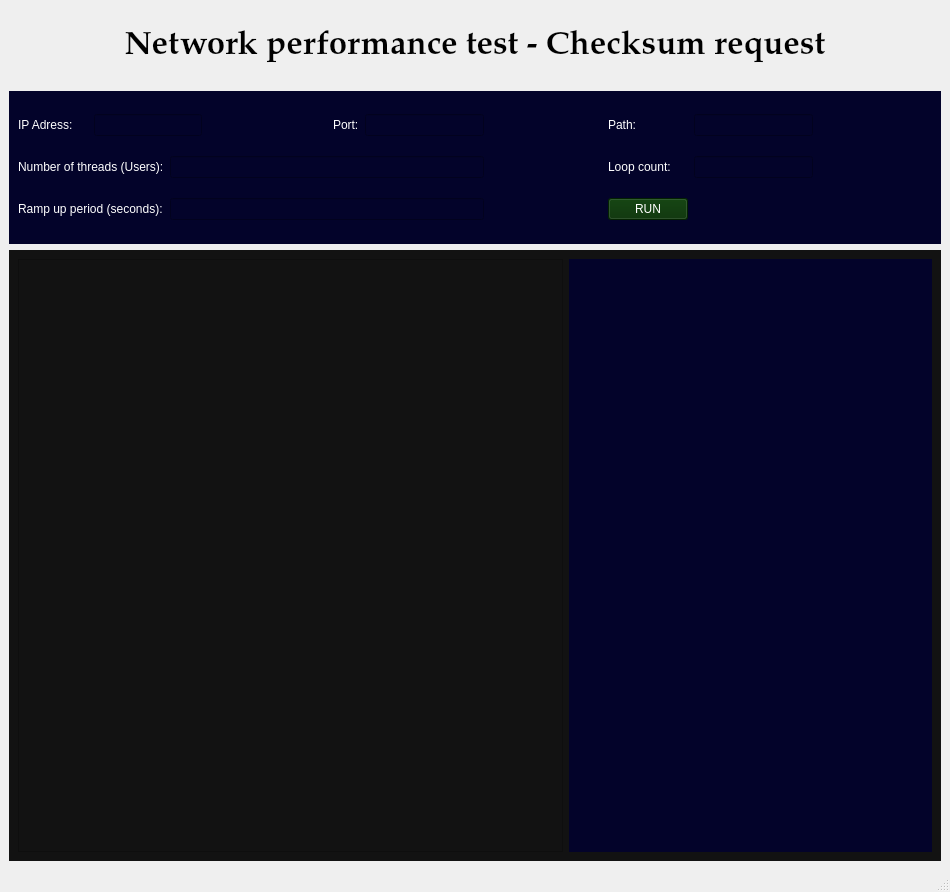
Before: the Qt Designer form CheckSumRequest/mainwindow.ui in ngockhang2017/CheckSumRequest, drawn with Qt 5.
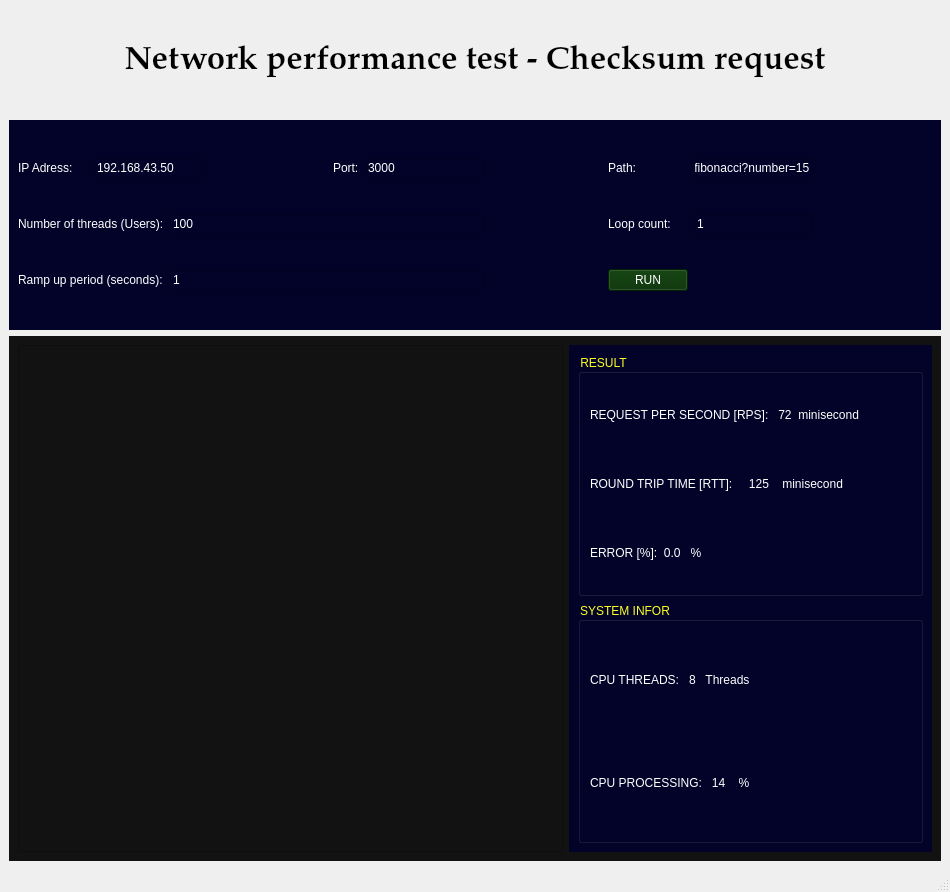
After: the same form once the commit is applied.

```diff
--- a/CheckSumRequest/mainwindow.ui
+++ b/CheckSumRequest/mainwindow.ui
@@ -14,7 +14,7 @@
    <string>Network Performance</string>
   </property>
   <widget class="QWidget" name="centralwidget">
-   <layout class="QVBoxLayout" name="verticalLayout" stretch="1,2,8">
+   <layout class="QVBoxLayout" name="verticalLayout" stretch="1,2,5">
     <item>
      <widget class="QWidget" name="widget" native="true">
       <layout class="QHBoxLayout" name="horizontalLayout">
@@ -71,6 +71,9 @@
          <property name="styleSheet">
           <string notr="true">color: rgb(255, 255, 255);</string>
          </property>
+         <property name="text">
+          <string>100</string>
+         </property>
         </widget>
        </item>
        <item row="0" column="1" colspan="2">
@@ -78,6 +81,9 @@
          <property name="styleSheet">
           <string notr="true">color: rgb(255, 255, 255);</string>
          </property>
+         <property name="text">
+          <string>192.168.43.50</string>
+         </property>
         </widget>
        </item>
        <item row="0" column="4">
@@ -95,6 +101,9 @@
          <property name="styleSheet">
           <string notr="true">color: rgb(255, 255, 255);</string>
          </property>
+         <property name="text">
+          <string>3000</string>
+         </property>
         </widget>
        </item>
        <item row="0" column="8">
@@ -102,6 +111,9 @@
          <property name="styleSheet">
           <string notr="true">color: rgb(255, 255, 255);</string>
          </property>
+         <property name="text">
+          <string>/fibonacci?number=15</string>
+         </property>
         </widget>
        </item>
        <item row="2" column="8">
@@ -109,6 +121,9 @@
          <property name="styleSheet">
           <string notr="true">color: rgb(255, 255, 255);</string>
          </property>
+         <property name="text">
+          <string>1</string>
+         </property>
         </widget>
        </item>
        <item row="3" column="2" colspan="4">
@@ -116,6 +131,9 @@
          <property name="styleSheet">
           <string notr="true">color: rgb(255, 255, 255);</string>
          </property>
+         <property name="text">
+          <string>1</string>
+         </property>
         </widget>
        </item>
        <item row="2" column="7">
@@ -270,6 +288,107 @@
          <property name="styleSheet">
           <string notr="true">background-color: rgb(3, 3, 42);</string>
          </property>
+         <layout class="QVBoxLayout" name="verticalLayout_2">
+          <item>
+           <widget class="QGroupBox" name="groupBox">
+            <property name="styleSheet">
+             <string notr="true">color: rgb(252, 255, 38);</string>
+            </property>
+            <property name="title">
+             <string>RESULT</string>
+            </property>
+            <layout class="QVBoxLayout" name="verticalLayout_3">
+             <item>
+              <widget class="QLabel" name="label_8">
+               <property name="font">
+                <font>
+                 <pointsize>9</pointsize>
+                </font>
+               </property>
+               <property name="styleSheet">
+                <string notr="true">color: rgb(255, 255, 255);</string>
+               </property>
+               <property name="text">
+                <string>REQUEST PER SECOND [RPS]:   72  minisecond</string>
+               </property>
+              </widget>
+             </item>
+             <item>
+              <widget class="QLabel" name="label_9">
+               <property name="font">
+                <font>
+                 <pointsize>9</pointsize>
+                </font>
+               </property>
+               <property name="styleSheet">
+                <string notr="true">color: rgb(255, 255, 255);</string>
+               </property>
+               <property name="text">
+                <string>ROUND TRIP TIME [RTT]:     125    minisecond</string>
+               </property>
+              </widget>
+             </item>
+             <item>
+              <widget class="QLabel" name="label_10">
+               <property name="font">
+                <font>
+                 <pointsize>9</pointsize>
+                </font>
+               </property>
+               <property name="styleSheet">
+                <string notr="true">color: rgb(255, 255, 255);</string>
+               </property>
+               <property name="text">
+                <string>ERROR [%]:  0.0   %</string>
+               </property>
+              </widget>
+             </item>
+            </layout>
+           </widget>
+          </item>
+          <item>
+           <widget class="QGroupBox" name="groupBox_2">
+            <property name="styleSheet">
+             <string notr="true">color: rgb(252, 255, 38);</string>
+            </property>
+            <property name="title">
+             <string>SYSTEM INFOR</string>
+            </property>
+            <layout class="QVBoxLayout" name="verticalLayout_4">
+             <item>
+              <widget class="QLabel" name="label_11">
+               <property name="font">
+                <font>
+                 <pointsize>9</pointsize>
+                </font>
+               </property>
+               <property name="styleSheet">
+                <string notr="true">color: rgb(255, 255, 255);</string>
+               </property>
+               <property name="text">
+                <string>CPU THREADS:   8   Threads</string>
+               </property>
+              </widget>
+             </item>
+             <item>
+              <widget class="QLabel" name="label_12">
+               <property name="font">
+                <font>
+                 <pointsize>9</pointsize>
+                </font>
+               </property>
+               <property name="styleSheet">
+                <string notr="true">color: rgb(255, 255, 255);</string>
+               </property>
+               <property name="text">
+                <string>CPU PROCESSING:   14    %</string>
+               </property>
+              </widget>
+             </item>
+            </layout>
+           </widget>
+          </item>
+         </layout>
         </widget>
        </item>
       </layout>
```
